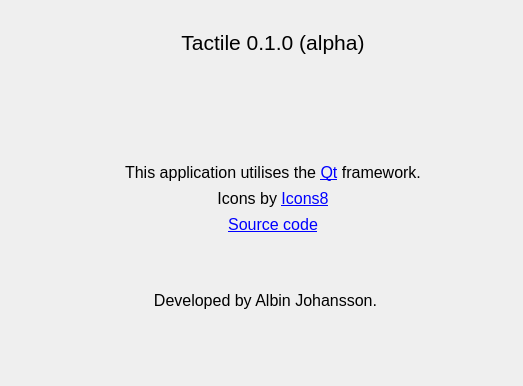
This is src/ui/modal/about.ui in albin-johansson/tactile as Qt 5 draws it before an edit. The edited form follows.
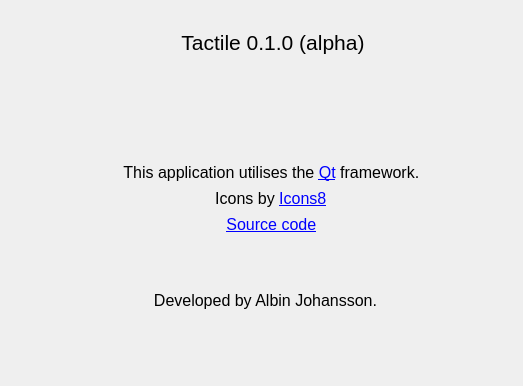
This is the edited form. Icons and pictures are not drawn.

```diff
--- a/src/ui/modal/about.ui
+++ b/src/ui/modal/about.ui
@@ -178,7 +178,9 @@
          </font>
         </property>
         <property name="text">
-         <string>This application utilises the &lt;a href=&quot;https://www.qt.io/&quot;&gt;Qt&lt;/a&gt; framework.</string>
+                                    <string>This application utilises the &lt;a href=&quot;https://www.qt.io/&quot;&gt;Qt&lt;/a&gt;
+                                        framework.
+                                    </string>
         </property>
         <property name="alignment">
          <set>Qt::AlignCenter</set>
@@ -234,7 +236,10 @@
       <item>
        <widget class="QLabel" name="label_7">
         <property name="text">
-         <string>&lt;html&gt;&lt;head/&gt;&lt;body&gt;&lt;p&gt;Icons by &lt;a href=&quot;https://icons8.com/&quot;&gt;&lt;span style=&quot; text-decoration: underline; color:#0000ff;&quot;&gt;Icons8&lt;/span&gt;&lt;/a&gt;&lt;/p&gt;&lt;/body&gt;&lt;/html&gt;</string>
+                                    <string>&lt;html&gt;&lt;head/&gt;&lt;body&gt;&lt;p&gt;Icons by
+                                        &lt;a href=&quot;https://icons8.com/&quot;&gt;&lt;span
+                                        style=&quot; text-decoration: underline; color:#0000ff;&quot;&gt;Icons8&lt;/span&gt;&lt;/a&gt;&lt;/p&gt;&lt;/body&gt;&lt;/html&gt;
+                                    </string>
         </property>
         <property name="alignment">
          <set>Qt::AlignCenter</set>
@@ -302,7 +307,9 @@
          </font>
         </property>
         <property name="text">
-         <string>&lt;a href=&quot;https://github.com/albin-johansson/Tactile&quot;&gt;Source code&lt;/a&gt;</string>
+                                    <string>&lt;a href=&quot;https://github.com/albin-johansson/Tactile&quot;&gt;Source
+                                        code&lt;/a&gt;
+                                    </string>
         </property>
         <property name="alignment">
          <set>Qt::AlignCenter</set>
```
Left out of the diff: 19 changed lines with no effect on the pictures. Lines whose indentation alone changed are shown as unchanged.
